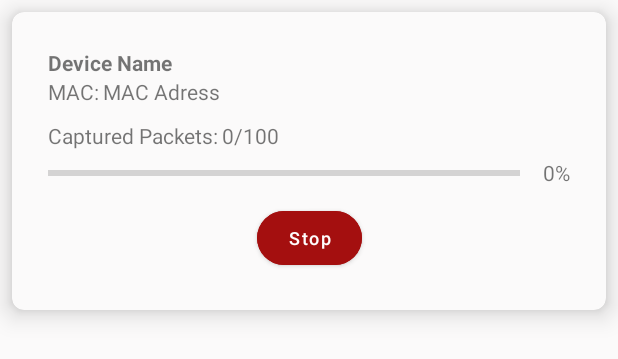
After one commit to brendaschussler/scan_iot_android, an Android app: the layout item_captured_packets.xml on its own in the app's theme, with its tools: preview values and no code run, on a phone screen of 412 x 824 dp. The commit adds this screen. Shown: the top 359 px of the screen. Run offline under Robolectric (Android 15) with nearby library versions, the phone set to English and light mode, and no system bars.

Commit message:
implemented captured packets and stop capture button, capturing state in firestore

```diff
--- a/app/build.gradle.kts
+++ b/app/build.gradle.kts
@@ -2,6 +2,7 @@ plugins {
     alias(libs.plugins.android.application)
     alias(libs.plugins.kotlin.android)
     id("com.google.gms.google-services")
+    id("kotlin-parcelize")
 }
 
 android {
--- a/app/src/main/AndroidManifest.xml
+++ b/app/src/main/AndroidManifest.xml
@@ -20,6 +20,10 @@
         android:supportsRtl="true"
         android:theme="@style/Theme.ScanIoT"
         tools:targetApi="31">
+        <activity
+            android:name=".CapturedPacketsActivity"
+            android:exported="false"
+            android:parentActivityName=".DashboardScreenActivity" />
         <activity
             android:name=".SavedDevicesActivity"
             android:exported="false"
--- /dev/null
+++ b/app/src/main/res/layout/item_captured_packets.xml
@@ -0,0 +1,119 @@
+<?xml version="1.0" encoding="utf-8"?>
+<androidx.cardview.widget.CardView xmlns:android="http://schemas.android.com/apk/res/android"
+    xmlns:app="http://schemas.android.com/apk/res-auto"
+    xmlns:tools="http://schemas.android.com/tools"
+    android:layout_width="match_parent"
+    android:layout_height="wrap_content"
+    android:layout_margin="8dp"
+    app:cardBackgroundColor="@color/background"
+    app:cardCornerRadius="8dp"
+    app:cardElevation="10dp"
+    app:contentPadding="8dp">
+
+    <androidx.constraintlayout.widget.ConstraintLayout
+        android:layout_width="match_parent"
+        android:layout_height="wrap_content"
+        android:padding="16dp">
+
+        <!-- Imagem do dispositivo -->
+
+        <!-- Informações do dispositivo -->
+
+        <!-- Botão de Editar -->
+
+        <!-- Botão de Salvar (adicionado) -->
+
+        <TextView
+            android:id="@+id/txtDeviceNameCaptured"
+            android:layout_width="wrap_content"
+            android:layout_height="wrap_content"
+            android:maxLength="25"
+            android:text="Device Name"
+            android:textStyle="bold"
+            app:layout_constraintStart_toStartOf="parent"
+            app:layout_constraintTop_toTopOf="parent" />
+
+        <TextView
+            android:id="@+id/txtMacAdressCapturedPackets"
+            android:layout_width="wrap_content"
+            android:layout_height="wrap_content"
+            android:layout_marginStart="2dp"
+            android:text="MAC Adress"
+            app:layout_constraintStart_toEndOf="@+id/textView9"
+            app:layout_constraintTop_toBottomOf="@+id/txtDeviceNameCaptured" />
+
+        <TextView
+            android:id="@+id/textView9"
+            android:layout_width="wrap_content"
+            android:layout_height="wrap_content"
+            android:text="MAC:"
+            app:layout_constraintStart_toStartOf="parent"
+            app:layout_constraintTop_toBottomOf="@+id/txtDeviceNameCaptured" />
+
+        <Button
+            android:id="@+id/btnStopCapture"
+            android:layout_width="70dp"
+            android:layout_height="wrap_content"
+            android:layout_marginTop="10dp"
+            android:backgroundTint="#A40F0F"
+            android:padding="0dp"
+            android:paddingStart="0dp"
+            android:paddingLeft="0dp"
+            android:paddingTop="0dp"
+            android:paddingEnd="0dp"
+            android:paddingRight="0dp"
+            android:paddingBottom="0dp"
+            android:text="Stop"
+            android:textAllCaps="false"
+            android:textColor="#FFFCFC"
+            android:textSize="12sp"
+            app:cornerRadius="50dp"
+            app:iconPadding="0dp"
+            app:layout_constraintEnd_toEndOf="parent"
+            app:layout_constraintStart_toStartOf="parent"
+            app:layout_constraintTop_toBottomOf="@+id/txtPercentProgress" />
+
+        <TextView
+            android:id="@+id/textView18"
+            android:layout_width="wrap_content"
+            android:layout_height="wrap_content"
+            android:layout_marginTop="10dp"
+            android:text="Captured Packets:"
+            app:layout_constraintStart_toStartOf="parent"
+            app:layout_constraintTop_toBottomOf="@+id/textView9" />
+
+        <TextView
+            android:id="@+id/txtNumberPacketsCaptured"
+            android:layout_width="wrap_content"
+            android:layout_height="wrap_content"
+            android:layout_marginStart="2dp"
+            android:layout_marginTop="10dp"
+            android:text="0/100"
+            app:layout_constraintStart_toEndOf="@+id/textView18"
+            app:layout_constraintTop_toBottomOf="@+id/txtMacAdressCapturedPackets" />
+
+        <ProgressBar
+            android:id="@+id/progressBarCapturedPackets"
+            style="?android:attr/progressBarStyleHorizontal"
+            android:layout_width="0dp"
+            android:layout_height="20dp"
+            android:layout_marginTop="5dp"
+            app:layout_constraintEnd_toStartOf="@+id/txtPercentProgress"
+            app:layout_constraintHorizontal_bias="0.5"
+            app:layout_constraintStart_toStartOf="parent"
+            app:layout_constraintTop_toBottomOf="@+id/textView18" />
+
+        <TextView
+            android:id="@+id/txtPercentProgress"
+            android:layout_width="wrap_content"
+            android:layout_height="wrap_content"
+            android:layout_marginStart="15dp"
+            android:layout_marginTop="5dp"
+            android:text="0%"
+            app:layout_constraintEnd_toEndOf="parent"
+            app:layout_constraintHorizontal_bias="0.5"
+            app:layout_constraintStart_toEndOf="@+id/progressBarCapturedPackets"
+            app:layout_constraintTop_toBottomOf="@+id/txtNumberPacketsCaptured" />
+
+    </androidx.constraintlayout.widget.ConstraintLayout>
+</androidx.cardview.widget.CardView>
```
Also changed, not shown: app/src/main/java/com/example/scaniot/CapturedPacketsActivity.kt (added, +120 -0 lines), app/src/main/java/com/example/scaniot/DashboardScreenActivity.kt (+10 -0 lines), app/src/main/java/com/example/scaniot/SavedDevicesActivity.kt (+34 -1 lines), app/src/main/java/com/example/scaniot/model/CaptureRepository.kt (added, +92 -0 lines), app/src/main/java/com/example/scaniot/model/CapturedPacketsAdapter.kt (added, +67 -0 lines), app/src/main/java/com/example/scaniot/model/Device.kt (+15 -3 lines), app/src/main/res/layout/activity_captured_packets.xml (added, +60 -0 lines).
